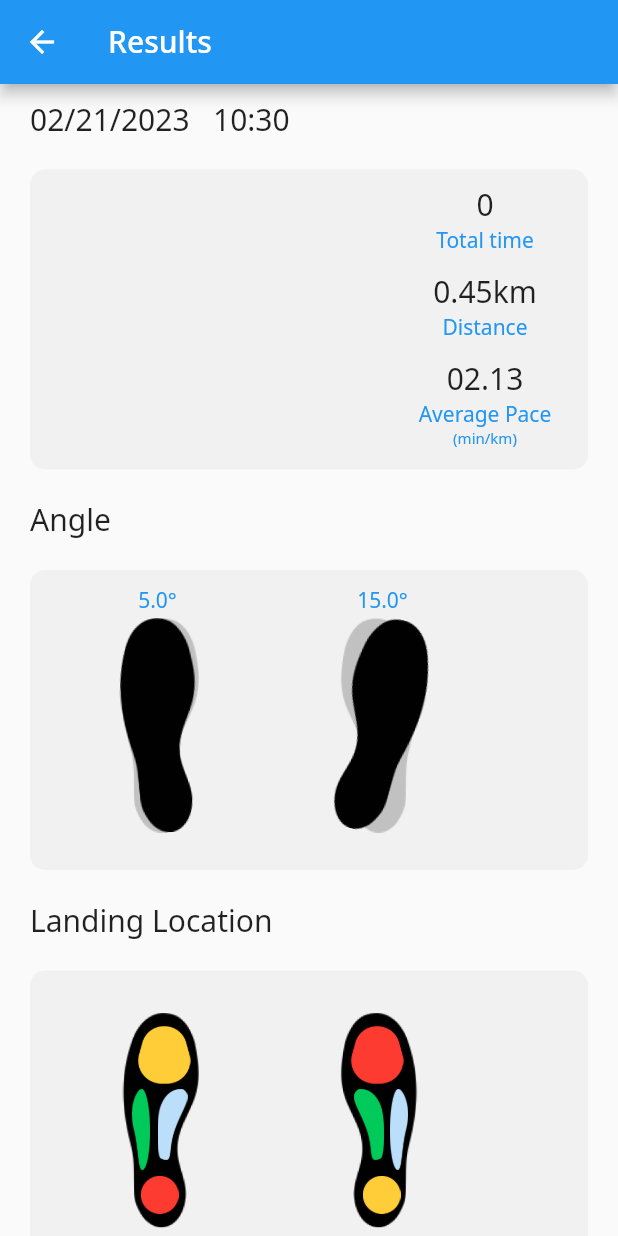
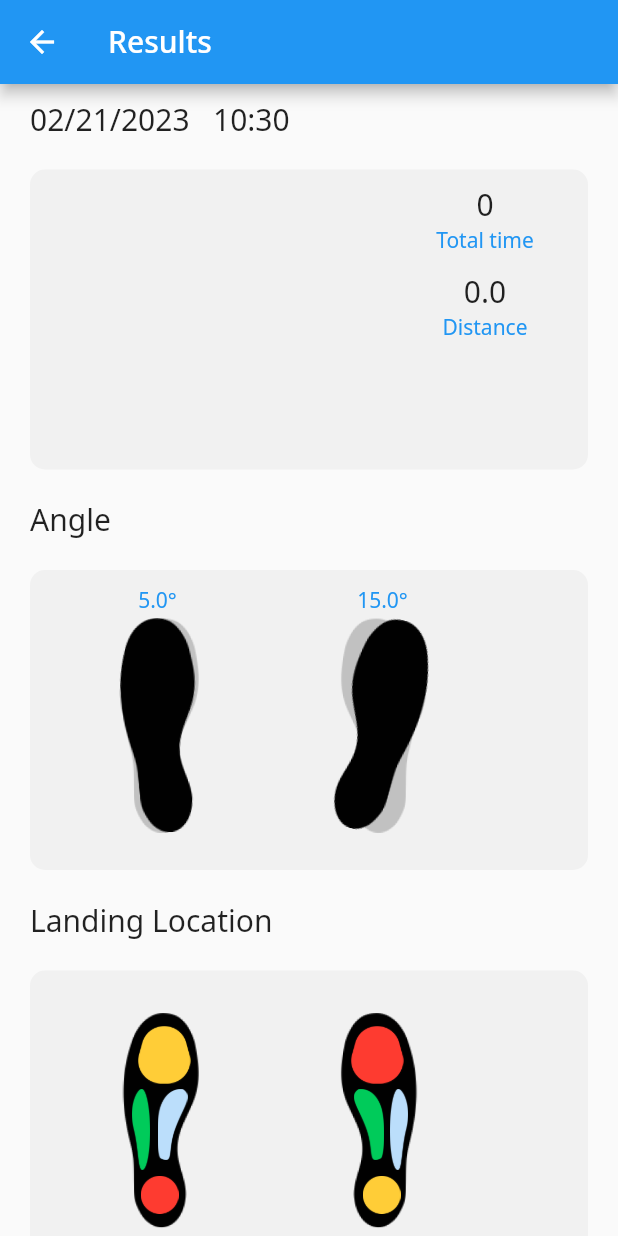
Before and after one commit to KSW-NewBalance/NewBalance-Application, a Flutter app: the ResultPage screen opened directly with empty values, on a phone screen of 412 x 824 dp. Run offline on Flutter 3.47's test engine with Material 2 defaults, Android fonts, the phone set to English and light mode, and no system bars; our stand-ins replace geolocator, google_fonts, google_maps_flutter, location, shared_preferences, stop_watch_timer and 1 more; missing offline and left inert: thingsboard_client; accounts and stored records are empty.

```diff
--- a/lib/analysis_page.dart
+++ b/lib/analysis_page.dart
@@ -20,9 +20,8 @@ class _AnalysisPageState extends State<AnalysisPage> {
   void initState() {
     super.initState();
     // test data to pass through to calendar
-    // TODO: need to find average of states and then pass that array to the eventLoader
     selectedEvents = {DateTime.utc(2023,2,7): [Event(state: 3)] , DateTime.utc(2023,2,4): [Event(state: 1)],  DateTime.utc(2023,2,19): [Event(state: 5)],
-      DateTime.now().toUtc(): [Event(state: widget.state)]};
+      DateTime.utc(2023,2,21): [Event(state: widget.state)]}; // change last one to today for demonstration
   }
   List<Event> _getEventsfromDay(DateTime date) {
     return selectedEvents[date] ?? [];
--- a/lib/result_page.dart
+++ b/lib/result_page.dart
@@ -2,10 +2,13 @@ import 'package:flutter/material.dart';
 import 'dart:math' as math;
 import 'package:intl/intl.dart';
 import 'package:newbalance_flutter/constants.dart';
+import 'package:newbalance_flutter/main_page.dart';
 
 class ResultPage extends StatefulWidget {
-  const ResultPage({super.key, required this.totalTime});
+  const ResultPage({super.key, required this.totalTime, required this.distance, required this.state});
   final int totalTime;
+  final double distance;
+  final int state;
 
   @override
   State<ResultPage> createState() => _ResultPageState();
@@ -25,7 +28,6 @@ class _ResultPageState extends State<ResultPage> {
   late String rearFootColorR;
 
   late String date;
-  late String distance;
   late String averagePace;
 
   @override
@@ -48,7 +50,6 @@ class _ResultPageState extends State<ResultPage> {
 
     // test running stats
 
-    distance = "0.45km";
     averagePace = "02.13";
     date = DateFormat('MM/dd/yyyy   kk:mm').format(DateTime.now());
 
@@ -62,6 +63,11 @@ class _ResultPageState extends State<ResultPage> {
           // Here we take the value from the MyHomePage object that was created by
           // the App.build method, and use it to set our appbar title.
           title: Text("Results"),
+          leading: BackButton(
+            onPressed: () {
+              Navigator.push(context, MaterialPageRoute(builder: (context) => MainPage(state: widget.state)));
+            },
+          ),
         ),
         body: Column(children: <Widget>[
           Expanded(
@@ -103,20 +109,13 @@ class _ResultPageState extends State<ResultPage> {
                         )
                       ]),
                       Column(children: <Widget>[
-                        Text(distance, style: const TextStyle(fontSize: 20)),
+                        Text((double.parse((widget.distance).toStringAsFixed(2))).toString(), style: const TextStyle(fontSize: 20)),
                         Container(
                           padding: const EdgeInsets.fromLTRB(0, 0, 0, 12),
                           alignment: Alignment.center,
                           child: const Text("Distance",
                               style: TextStyle(color: Colors.blue)),
                         )
-                      ]),
-                      Column(children: <Widget>[
-                        Text(averagePace, style: const TextStyle(fontSize: 20)),
-                        const Text("Average Pace",
-                            style: TextStyle(color: Colors.blue)),
-                        const Text("(min/km)",
-                            style: TextStyle(color: Colors.blue, fontSize: 10)),
                       ]),
                     ]))
               ]),
--- a/lib/running_page.dart
+++ b/lib/running_page.dart
@@ -237,7 +237,7 @@ class _RunningPageState extends State<RunningPage> {
     return ElevatedButton(
       onPressed: () {
         Navigator.pop(context);
-        Navigator.push(context, MaterialPageRoute(builder: (context) => ResultPage(totalTime: time,)));
+        Navigator.push(context, MaterialPageRoute(builder: (context) => ResultPage(totalTime: time, distance: _dist, state: state)));
         state = num;
       },
       style: ElevatedButton.styleFrom(
```
